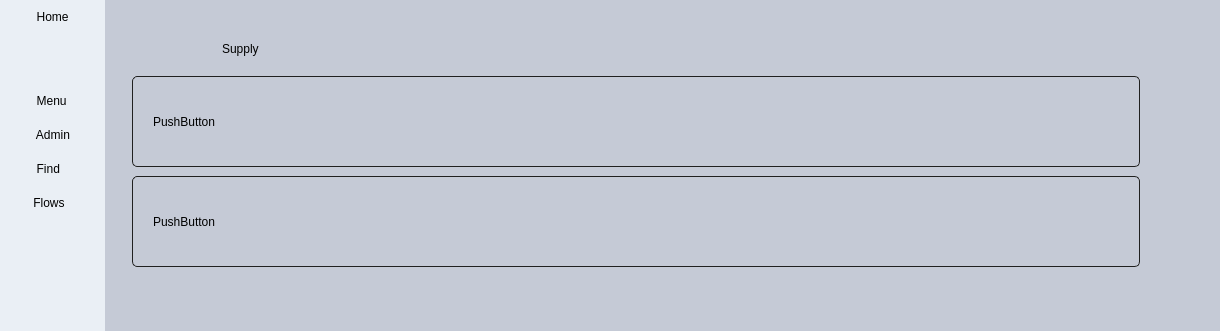
Before: the Qt Designer form forms/mainapp.ui in h471x/SQLite_Inventory_Management, drawn with Qt 5; both pictures show x 0 to 1220 and y 0 to 331 of the 1429 by 731 pixel window.
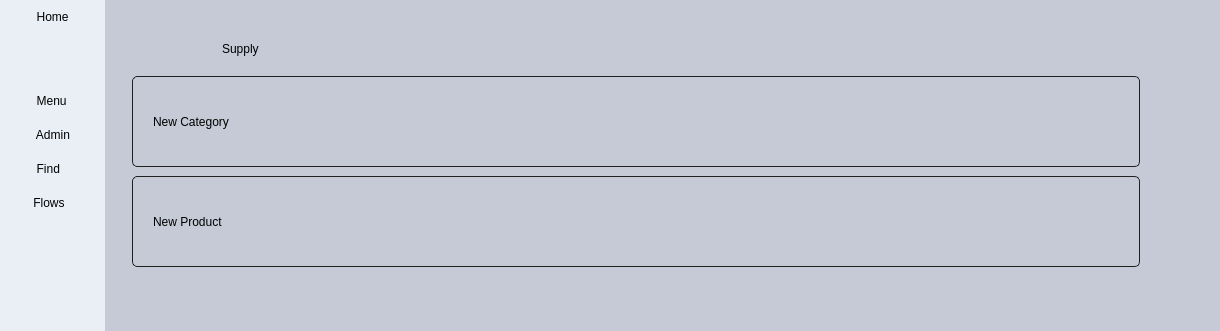
After: the same form once the commit is applied. The open tabs and pages were chosen to show the change. Icons and pictures are not drawn.

Commit message: Implemented focus

Patch:
```diff
--- a/forms/mainapp.ui
+++ b/forms/mainapp.ui
@@ -785,7 +785,7 @@
                      </rect>
                     </property>
                     <property name="text">
-                     <string>PushButton</string>
+                     <string>New Category</string>
                     </property>
                     <property name="iconSize">
                      <size>
@@ -804,7 +804,7 @@
                      </rect>
                     </property>
                     <property name="text">
-                     <string>PushButton</string>
+                     <string>New Product</string>
                     </property>
                     <property name="iconSize">
                      <size>
```
Left out of the diff: 2 changed lines with no effect on the pictures.
